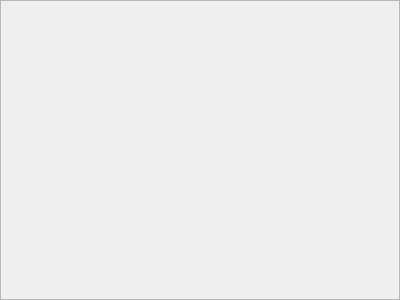
Above: People/f_listsuppliers.ui from ashraf-kx/stock-manager before the change. Below: the same form after it.
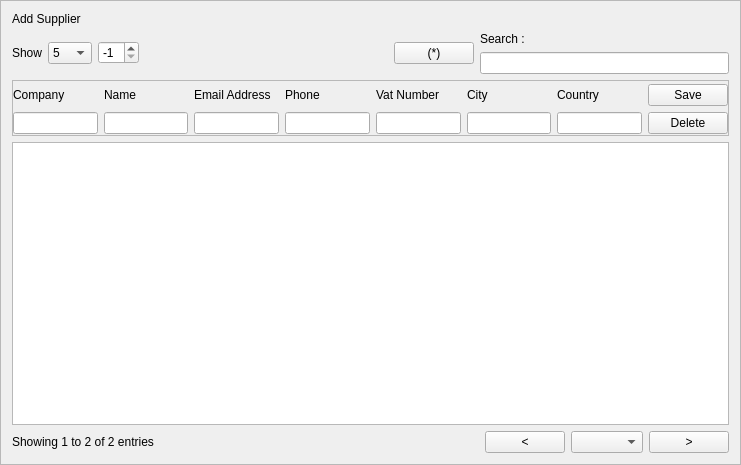
That is the form after the change.

Commit message:
Create GUIs for (Users/Suppliers/Billers/Customers)
Inputs to manage People in General

```diff
--- a/People/f_listsuppliers.ui
+++ b/People/f_listsuppliers.ui
@@ -9,8 +9,8 @@
    <rect>
     <x>0</x>
     <y>0</y>
-    <width>400</width>
-    <height>300</height>
+    <width>741</width>
+    <height>465</height>
    </rect>
   </property>
   <property name="frameShape">
@@ -19,5 +19,314 @@
   <property name="windowTitle">
    <string>Frame</string>
   </property>
+  <property name="frameShape">
+   <enum>QFrame::StyledPanel</enum>
+  </property>
+  <property name="frameShadow">
+   <enum>QFrame::Raised</enum>
+  </property>
+  <layout class="QVBoxLayout" name="verticalLayout">
+   <item>
+    <widget class="QLabel" name="L_header">
+     <property name="text">
+      <string>Add Supplier</string>
+     </property>
+    </widget>
+   </item>
+   <item>
+    <layout class="QHBoxLayout" name="layoutHeader">
+     <item>
+      <layout class="QHBoxLayout" name="layoutRowBox">
+       <item>
+        <widget class="QLabel" name="L_show">
+         <property name="text">
+          <string>Show</string>
+         </property>
+        </widget>
+       </item>
+       <item>
+        <widget class="QComboBox" name="Cb_rows">
+         <item>
+          <property name="text">
+           <string>5</string>
+          </property>
+         </item>
+         <item>
+          <property name="text">
+           <string>8</string>
+          </property>
+         </item>
+         <item>
+          <property name="text">
+           <string>10</string>
+          </property>
+         </item>
+         <item>
+          <property name="text">
+           <string>15</string>
+          </property>
+         </item>
+         <item>
+          <property name="text">
+           <string>12</string>
+          </property>
+         </item>
+         <item>
+          <property name="text">
+           <string>20</string>
+          </property>
+         </item>
+        </widget>
+       </item>
+      </layout>
+     </item>
+     <item>
+      <widget class="QSpinBox" name="Cb_IDUser">
+       <property name="minimum">
+        <number>-1</number>
+       </property>
+       <property name="value">
+        <number>-1</number>
+       </property>
+      </widget>
+     </item>
+     <item>
+      <spacer name="horizontalSpacer_2">
+       <property name="orientation">
+        <enum>Qt::Horizontal</enum>
+       </property>
+       <property name="sizeHint" stdset="0">
+        <size>
+         <width>40</width>
+         <height>20</height>
+        </size>
+       </property>
+      </spacer>
+     </item>
+     <item>
+      <widget class="QPushButton" name="Bt_editRow">
+       <property name="text">
+        <string>(*)</string>
+       </property>
+      </widget>
+     </item>
+     <item>
+      <layout class="QVBoxLayout" name="layoutSearchBox">
+       <item>
+        <widget class="QLabel" name="L_search">
+         <property name="text">
+          <string>Search : </string>
+         </property>
+        </widget>
+       </item>
+       <item>
+        <widget class="QLineEdit" name="Le_search"/>
+       </item>
+      </layout>
+     </item>
+    </layout>
+   </item>
+   <item>
+    <widget class="QFrame" name="frame">
+     <property name="frameShape">
+      <enum>QFrame::StyledPanel</enum>
+     </property>
+     <property name="frameShadow">
+      <enum>QFrame::Raised</enum>
+     </property>
+     <layout class="QHBoxLayout" name="horizontalLayout_3">
+      <property name="spacing">
+       <number>6</number>
+      </property>
+      <property name="leftMargin">
+       <number>0</number>
+      </property>
+      <property name="topMargin">
+       <number>3</number>
+      </property>
+      <property name="rightMargin">
+       <number>0</number>
+      </property>
+      <property name="bottomMargin">
+       <number>1</number>
+      </property>
+      <item>
+       <layout class="QHBoxLayout" name="layoutInputs">
+        <property name="spacing">
+         <number>6</number>
+        </property>
+        <item>
+         <layout class="QVBoxLayout" name="layoutCompany">
+          <item>
+           <widget class="QLabel" name="L_company">
+            <property name="text">
+             <string>Company</string>
+            </property>
+           </widget>
+          </item>
+          <item>
+           <widget class="QLineEdit" name="Le_company"/>
+          </item>
+         </layout>
+        </item>
+        <item>
+         <layout class="QVBoxLayout" name="layoutName">
+          <item>
+           <widget class="QLabel" name="L_name">
+            <property name="text">
+             <string>Name</string>
+            </property>
+           </widget>
+          </item>
+          <item>
+           <widget class="QLineEdit" name="Le_name"/>
+          </item>
+         </layout>
+        </item>
+        <item>
+         <layout class="QVBoxLayout" name="layoutEmail">
+          <item>
+           <widget class="QLabel" name="L_email">
+            <property name="text">
+             <string>Email Address</string>
+            </property>
+           </widget>
+          </item>
+          <item>
+           <widget class="QLineEdit" name="Le_email"/>
+          </item>
+         </layout>
+        </item>
+        <item>
+         <layout class="QVBoxLayout" name="layoutPhone">
+          <item>
+           <widget class="QLabel" name="L_phone">
+            <property name="text">
+             <string>Phone</string>
+            </property>
+           </widget>
+          </item>
+          <item>
+           <widget class="QLineEdit" name="Le_phone"/>
+          </item>
+         </layout>
+        </item>
+        <item>
+         <layout class="QVBoxLayout" name="layoutVATNumber">
+          <item>
+           <widget class="QLabel" name="L_VATNumber">
+            <property name="text">
+             <string>Vat Number</string>
+            </property>
+           </widget>
+          </item>
+          <item>
+           <widget class="QLineEdit" name="Le_vatNumber"/>
+          </item>
+         </layout>
+        </item>
+        <item>
+         <layout class="QVBoxLayout" name="layoutCity">
+          <item>
+           <widget class="QLabel" name="L_city">
+            <property name="text">
+             <string>City</string>
+            </property>
+           </widget>
+          </item>
+          <item>
+           <widget class="QLineEdit" name="Le_city"/>
+          </item>
+         </layout>
+        </item>
+        <item>
+         <layout class="QVBoxLayout" name="layoutCountry">
+          <item>
+           <widget class="QLabel" name="L_country">
+            <property name="text">
+             <string>Country</string>
+            </property>
+           </widget>
+          </item>
+          <item>
+           <widget class="QLineEdit" name="Le_country"/>
+          </item>
+         </layout>
+        </item>
+       </layout>
+      </item>
+      <item>
+       <layout class="QVBoxLayout" name="layoutSubmit">
+        <item>
+         <widget class="QPushButton" name="Bt_save">
+          <property name="text">
+           <string>Save</string>
+          </property>
+         </widget>
+        </item>
+        <item>
+         <widget class="QPushButton" name="bt_cancel">
+          <property name="text">
+           <string>Delete</string>
+          </property>
+         </widget>
+        </item>
+       </layout>
+      </item>
+     </layout>
+    </widget>
+   </item>
+   <item>
+    <widget class="QTableView" name="tableView"/>
+   </item>
+   <item>
+    <layout class="QHBoxLayout" name="layoutFooter">
+     <item>
+      <widget class="QLabel" name="L_info">
+       <property name="text">
+        <string>Showing 1 to 2 of 2 entries</string>
+       </property>
+       <property name="scaledContents">
+        <bool>true</bool>
+       </property>
+      </widget>
+     </item>
+     <item>
+      <spacer name="horizontalSpacer">
+       <property name="orientation">
+        <enum>Qt::Horizontal</enum>
+       </property>
+       <property name="sizeHint" stdset="0">
+        <size>
+         <width>40</width>
+         <height>20</height>
+        </size>
+       </property>
+      </spacer>
+     </item>
+     <item>
+      <layout class="QHBoxLayout" name="layoutPagesCTR">
+       <item>
+        <widget class="QPushButton" name="Bt_previous">
+         <property name="text">
+          <string>&lt;</string>
+         </property>
+        </widget>
+       </item>
+       <item>
+        <widget class="QComboBox" name="Cb_pages"/>
+       </item>
+       <item>
+        <widget class="QPushButton" name="Bt_next">
+         <property name="text">
+          <string>&gt;</string>
+         </property>
+        </widget>
+       </item>
+      </layout>
+     </item>
+    </layout>
+   </item>
+  </layout>
  </widget>
 </ui>
```
Left out of the diff: 10 changed lines with no effect on the pictures. The commit also changes 6 other files.
